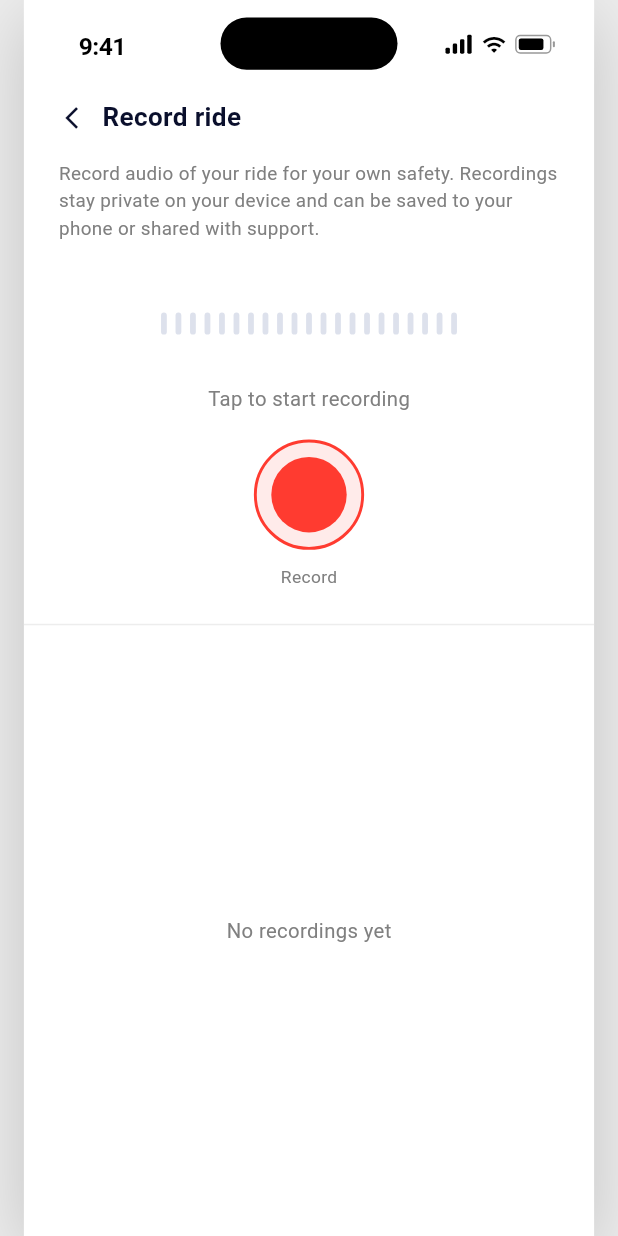
After one commit to FemiDev10/drivevault-rider, a Flutter app: the SafetyHubScreen screen opened directly, after a tap on "Record ride", on a phone screen of 412 x 824 dp. The commit adds this screen. Run offline on Flutter 3.47's test engine with Material 3 defaults, Android fonts, the phone set to English and light mode, and no system bars; missing offline and left inert: dart:html; Roboto replaces fonts that are missing (SF Pro Display).

Commit message:
Add safety ride recorder (record audio, save to phone) from SOS + safety hub

```diff
--- /dev/null
+++ b/lib/screens/safety/ride_recorder_screen.dart
@@ -0,0 +1,249 @@
+import 'dart:async';
+import 'dart:convert';
+// ignore: avoid_web_libraries_in_flutter
+import 'dart:html' as html; // web-only prototype — used for "Save to phone" download
+import 'dart:math' as math;
+import 'package:flutter/material.dart';
+import '../../theme/app_colors.dart';
+import '../../widgets/status_bar.dart';
+import '../../services/mock/safety_repository.dart';
+import '../account/account_widgets.dart';
+
+const _ink = Color(0xFF0A0F2C);
+const _sub = Color(0xFF808080);
+const _line = Color(0xFFEDEDED);
+
+/// Safety recorder — lets a rider record ride activity (audio voice-note style)
+/// and save it to their phone. Prototype: audio capture is simulated, but
+/// "Save to phone" performs a real browser download so the flow is genuine.
+class RideRecorderScreen extends StatefulWidget {
+  const RideRecorderScreen({super.key});
+
+  @override
+  State<RideRecorderScreen> createState() => _RideRecorderScreenState();
+}
+
+class _RideRecorderScreenState extends State<RideRecorderScreen>
+    with SingleTickerProviderStateMixin {
+  final _s = SafetyStore.instance;
+  late final AnimationController _wave =
+      AnimationController(vsync: this, duration: const Duration(milliseconds: 900))
+        ..repeat(reverse: true);
+
+  bool _recording = false;
+  int _seconds = 0;
+  Timer? _ticker;
+
+  @override
+  void initState() {
+    super.initState();
+    _s.addListener(_r);
+  }
+
+  void _r() => setState(() {});
+
+  @override
+  void dispose() {
+    _ticker?.cancel();
+    _wave.dispose();
+    _s.removeListener(_r);
+    super.dispose();
+  }
+
+  void _toggle() {
+    if (_recording) {
+      _stop();
+    } else {
+      setState(() {
+        _recording = true;
+        _seconds = 0;
+      });
+      _ticker = Timer.periodic(const Duration(seconds: 1), (_) {
+        if (mounted) setState(() => _seconds++);
+      });
+    }
+  }
+
+  void _stop() {
+    _ticker?.cancel();
+    final secs = _seconds;
+    setState(() {
+      _recording = false;
+      _seconds = 0;
+    });
+    if (secs >= 1) {
+      _s.addRecording(RideRecording(label: 'Ride recording', seconds: secs));
+      ScaffoldMessenger.of(context).showSnackBar(
+          const SnackBar(content: Text('Recording saved to your library')));
+    }
+  }
+
+  String get _timeLabel {
+    final m = _seconds ~/ 60;
+    final s = _seconds % 60;
+    return '${m.toString().padLeft(2, '0')}:${s.toString().padLeft(2, '0')}';
+  }
+
+  @override
+  Widget build(BuildContext context) {
+    return Scaffold(
+      backgroundColor: AppColors.white,
+      body: SafeArea(
+        top: false,
+        child: Column(children: [
+          const StatusBar(),
+          const AccountHeader(title: 'Record ride'),
+          const SizedBox(height: 8),
+          const Padding(
+            padding: EdgeInsets.symmetric(horizontal: 24),
+            child: Text(
+              'Record audio of your ride for your own safety. Recordings stay private on '
+              'your device and can be saved to your phone or shared with support.',
+              style: TextStyle(fontSize: 13, color: _sub, height: 1.45),
+            ),
+          ),
+          const SizedBox(height: 28),
+          // recorder
+          _recorderPanel(),
+          const SizedBox(height: 24),
+          const Divider(height: 1, color: _line),
+          Expanded(child: _library()),
+        ]),
+      ),
+    );
+  }
+
+  Widget _recorderPanel() {
+    return Column(children: [
+      // animated waveform
+      SizedBox(
+        height: 56,
+        child: AnimatedBuilder(
+          animation: _wave,
+          builder: (_, __) => Row(
+            mainAxisAlignment: MainAxisAlignment.center,
+            crossAxisAlignment: CrossAxisAlignment.center,
+            children: List.generate(21, (i) {
+              final base = _recording ? 0.35 + 0.65 * ((math.sin((i * 0.9) + _wave.value * 6) + 1) / 2) : 0.18;
+              return Container(
+                width: 4,
+                height: 8 + base * 40,
+                margin: const EdgeInsets.symmetric(horizontal: 3),
+                decoration: BoxDecoration(
+                  color: _recording ? AppColors.red : const Color(0xFFDDE1EC),
+                  borderRadius: BorderRadius.circular(3),
+                ),
+              );
+            }),
+          ),
+        ),
+      ),
+      const SizedBox(height: 14),
+      Text(_recording ? _timeLabel : 'Tap to start recording',
+          style: TextStyle(
+              fontSize: _recording ? 22 : 14,
+              fontWeight: _recording ? FontWeight.w700 : FontWeight.w400,
+              color: _recording ? _ink : _sub)),
+      const SizedBox(height: 18),
+      // record / stop button
+      GestureDetector(
+        onTap: _toggle,
+        child: Container(
+          width: 76, height: 76,
+          decoration: BoxDecoration(
+            shape: BoxShape.circle,
+            color: AppColors.red.withValues(alpha: 0.10),
+            border: Border.all(color: AppColors.red, width: 2),
+          ),
+          child: Center(
+            child: AnimatedContainer(
+              duration: const Duration(milliseconds: 200),
+              width: _recording ? 28 : 52,
+              height: _recording ? 28 : 52,
+              decoration: BoxDecoration(
+                color: AppColors.red,
+                borderRadius: BorderRadius.circular(_recording ? 6 : 26),
+              ),
+            ),
+          ),
+        ),
+      ),
+      const SizedBox(height: 10),
+      Text(_recording ? 'Tap to stop' : 'Record',
+          style: const TextStyle(fontSize: 12, color: _sub)),
+    ]);
+  }
+
+  Widget _library() {
+    if (_s.recordings.isEmpty) {
+      return const Center(
+        child: Padding(
+          padding: EdgeInsets.all(32),
+          child: Text('No recordings yet',
+              style: TextStyle(fontSize: 14, color: _sub)),
+        ),
+      );
+    }
+    return ListView(
+      padding: const EdgeInsets.fromLTRB(24, 16, 24, 24),
+      children: [
+        const Text('YOUR RECORDINGS',
+            style: TextStyle(
+                fontSize: 11, fontWeight: FontWeight.w600, letterSpacing: 0.8, color: _sub)),
+        const SizedBox(height: 8),
+        for (final rec in _s.recordings) _recordingRow(rec),
+      ],
+    );
+  }
+
+  Widget _recordingRow(RideRecording rec) {
+    return Container(
+      margin: const EdgeInsets.only(bottom: 10),
+      decoration: BoxDecoration(
+          color: const Color(0xFFF7F8FC), borderRadius: BorderRadius.circular(12)),
+      padding: const EdgeInsets.all(12),
+      child: Row(children: [
+        Container(
+          width: 40, height: 40,
+          decoration: const BoxDecoration(color: Color(0xFFE9ECF7), shape: BoxShape.circle),
+          child: const Icon(Icons.multitrack_audio, size: 20, color: AppColors.primary),
+        ),
+        const SizedBox(width: 12),
+        Expanded(
+          child: Column(crossAxisAlignment: CrossAxisAlignment.start, children: [
+            Text(rec.label,
+                style: const TextStyle(fontSize: 14, fontWeight: FontWeight.w600, color: _ink)),
+            const SizedBox(height: 2),
+            Text(rec.durationLabel, style: const TextStyle(fontSize: 12, color: _sub)),
+          ]),
+        ),
+        IconButton(
+          icon: const Icon(Icons.download_outlined, size: 22, color: AppColors.primary),
+          tooltip: 'Save to phone',
+          onPressed: () => _saveToPhone(rec),
+        ),
+        IconButton(
+          icon: const Icon(Icons.delete_outline, size: 22, color: _sub),
+          tooltip: 'Delete',
+          onPressed: () => _s.removeRecording(rec),
+        ),
+      ]),
+    );
+  }
+
+  /// Real browser download so the recording lands in the rider's device.
+  void _saveToPhone(RideRecording rec) {
+    final content =
+        'DriveVault ride recording\n${rec.label}\nDuration: ${rec.durationLabel}\n'
+        'Saved from the DriveVault safety recorder.';
+    final bytes = utf8.encode(content);
+    final blob = html.Blob([bytes]);
+    final url = html.Url.createObjectUrlFromBlob(blob);
+    html.AnchorElement(href: url)
+      ..setAttribute('download', 'DriveVault-ride-recording.txt')
+      ..click();
+    html.Url.revokeObjectUrl(url);
+    ScaffoldMessenger.of(context).showSnackBar(
+        const SnackBar(content: Text('Saved to your phone')));
+  }
+}
--- a/lib/screens/safety/safety_screens.dart
+++ b/lib/screens/safety/safety_screens.dart
@@ -3,6 +3,7 @@ import '../../theme/app_colors.dart';
 import '../../widgets/status_bar.dart';
 import '../../services/mock/safety_repository.dart';
 import '../account/account_widgets.dart';
+import 'ride_recorder_screen.dart';
 
 const _ink = Color(0xFF0A0F2C);
 const _sub = Color(0xFF808080);
@@ -52,6 +53,10 @@ class _SafetyHubScreenState extends State<SafetyHubScreen> {
                         builder: (_) => const EmergencyContactsScreen()))),
                 // "Share trip" deliberately omitted: it only means anything during
                 // an active trip, and the in-trip sheet already carries that action.
+                _row(Icons.mic_none, 'Record ride',
+                    'Record ride audio and save it to your phone',
+                    () => Navigator.of(context).push(
+                        MaterialPageRoute(builder: (_) => const RideRecorderScreen()))),
                 _row(Icons.flag_outlined, 'Report an issue',
                     'Report unsafe driver or incident',
                     () => Navigator.of(context).push(
@@ -223,7 +228,26 @@ class _SosSheetState extends State<_SosSheet> {
                 'You have no emergency contacts yet. Add one so we can alert someone for you.',
                 style: TextStyle(fontSize: 13, color: _sub, height: 1.4)),
           ),
-        const SizedBox(height: 12),
+        const SizedBox(height: 14),
+        // Discreet alternative — start recording without placing a call.
+        SizedBox(
+          width: double.infinity, height: 50,
+          child: OutlinedButton.icon(
+            style: OutlinedButton.styleFrom(
+              side: const BorderSide(color: AppColors.stroke),
+              shape: RoundedRectangleBorder(borderRadius: BorderRadius.circular(30)),
+            ),
+            onPressed: () {
+              Navigator.pop(context);
+              Navigator.of(context).push(
+                  MaterialPageRoute(builder: (_) => const RideRecorderScreen()));
+            },
+            icon: const Icon(Icons.mic_none, size: 18, color: _ink),
+            label: const Text('Record ride instead',
+                style: TextStyle(fontSize: 14, fontWeight: FontWeight.w600, color: _ink)),
+          ),
+        ),
+        const SizedBox(height: 8),
         SizedBox(
           height: 48,
           width: double.infinity,
--- a/lib/services/mock/safety_repository.dart
+++ b/lib/services/mock/safety_repository.dart
@@ -18,11 +18,37 @@ class SavedPlace {
   String icon; // 'home' | 'work' | 'place'
 }
 
+/// A safety recording captured during a ride (audio "voice note" style).
+class RideRecording {
+  RideRecording({required this.label, required this.seconds});
+  final String label; // e.g. "Ride recording · 25 Jul, 4:10 PM"
+  final int seconds;
+
+  String get durationLabel {
+    final m = seconds ~/ 60;
+    final s = seconds % 60;
+    return '${m.toString().padLeft(2, '0')}:${s.toString().padLeft(2, '0')}';
+  }
+}
+
 class SafetyStore extends ChangeNotifier {
   SafetyStore._();
   static final SafetyStore instance = SafetyStore._();
 
   final List<EmergencyContact> contacts = [];
+
+  /// Newest first.
+  final List<RideRecording> recordings = [];
+
+  void addRecording(RideRecording r) {
+    recordings.insert(0, r);
+    notifyListeners();
+  }
+
+  void removeRecording(RideRecording r) {
+    recordings.remove(r);
+    notifyListeners();
+  }
 
   final List<SavedPlace> places = [
     SavedPlace(label: 'Home', address: 'Ringroad 12 avenue, Yaba', icon: 'home'),
```
Also changed, not shown: 3 other files.
